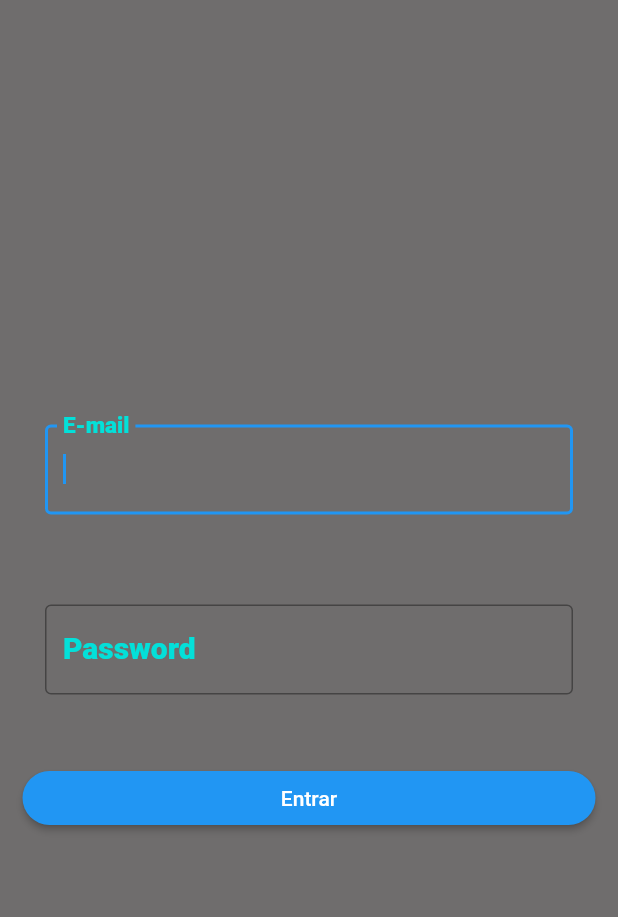
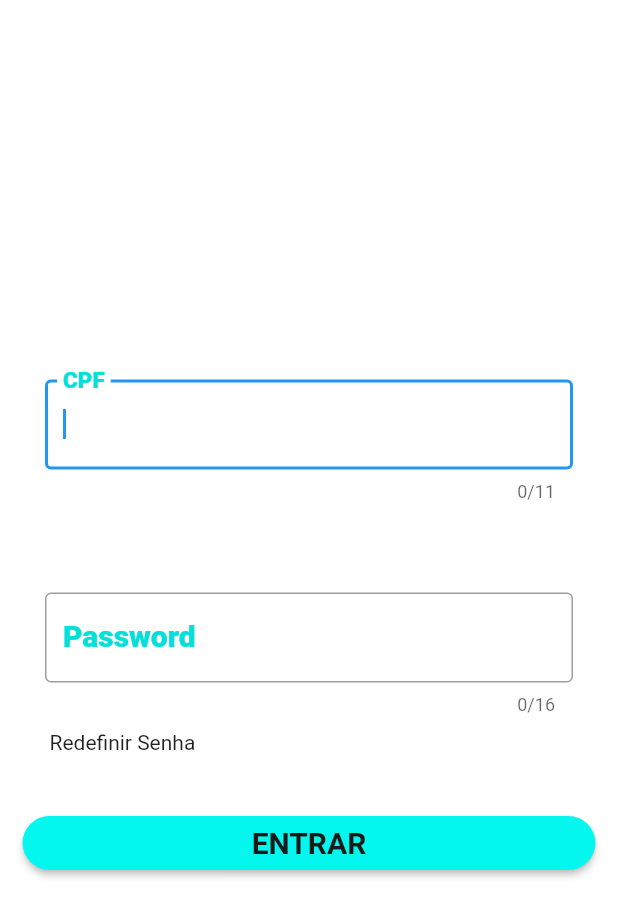
Before and after one commit to bath0ry/top_app_clone, a Flutter app: the screen it shows after launch, on a phone screen of 412 x 824 dp. Shown: the top 917 px of the screen. Run offline on Flutter 3.47's test engine with Material 2 defaults, Android fonts, the phone set to English and light mode, and no system bars.

Commit message:
create ENTRAR button

```diff
--- a/lib/home/pages/login_page.dart
+++ b/lib/home/pages/login_page.dart
@@ -7,20 +7,54 @@ class LoginPage extends StatelessWidget {
   Widget build(BuildContext context) {
     return Scaffold(
       body: Container(
-        color: const Color.fromARGB(255, 111, 109, 109),
+        color: Colors.white,
         child: Center(
           child: Column(
             crossAxisAlignment: CrossAxisAlignment.stretch,
             mainAxisAlignment: MainAxisAlignment.center,
             children: [
-              LoginCustomFormFieldWidget(labelText: "E-mail"),
-              LoginCustomFormFieldWidget(labelText: "Password"),
+              const LoginCustomFormFieldWidget(
+                labelText: "CPF",
+                padding: EdgeInsets.all(30),
+                maxLength: 11,
+                obscureText: false,
+                keyboardType: TextInputType.number,
+              ),
+              const LoginCustomFormFieldWidget(
+                labelText: "Password",
+                padding: EdgeInsets.fromLTRB(30, 30, 30, 0),
+                maxLength: 16,
+                obscureText: true,
+                keyboardType: TextInputType.text,
+              ),
+              Align(
+                alignment: Alignment.centerLeft,
+                child: Padding(
+                  padding: const EdgeInsets.only(left: 33, top: 10),
+                  child: GestureDetector(
+                    onTap: () {},
+                    child: const Text(
+                      "Redefinir Senha",
+                    ),
+                  ),
+                ),
+              ),
+              const SizedBox(
+                height: 20,
+              ),
               Padding(
                 padding: const EdgeInsets.all(15.0),
                 child: ElevatedButton(
                   onPressed: () {},
-                  child: const Text("Entrar"),
+                  child: Text(
+                    "ENTRAR",
+                    style: TextStyle(
+                        color: Color.fromARGB(255, 25, 25, 25),
+                        fontSize: 20,
+                        fontWeight: FontWeight.w600),
+                  ),
                   style: ElevatedButton.styleFrom(
+                      primary: Color.fromARGB(255, 4, 247, 239),
                       shape: RoundedRectangleBorder(
                           borderRadius: BorderRadius.circular(30))),
                 ),
@@ -37,18 +71,28 @@ class LoginCustomFormFieldWidget extends StatelessWidget {
   const LoginCustomFormFieldWidget({
     Key? key,
     required this.labelText,
+    required this.padding,
+    required this.maxLength,
+    required this.obscureText,
+    required this.keyboardType,
   }) : super(key: key);
   final String labelText;
+  final EdgeInsetsGeometry padding;
+  final int maxLength;
+  final bool obscureText;
+  final TextInputType keyboardType;
 
   @override
   Widget build(BuildContext context) {
     return Padding(
-      padding: const EdgeInsets.all(30.0),
+      padding: padding,
       child: TextField(
+        obscureText: obscureText,
+        maxLength: maxLength,
         style: const TextStyle(
             color: Colors.black, fontSize: 17, fontWeight: FontWeight.w600),
         autocorrect: true,
-        keyboardType: TextInputType.emailAddress,
+        keyboardType: keyboardType,
         autofocus: true,
         decoration: InputDecoration(
             border: const OutlineInputBorder(),
```
